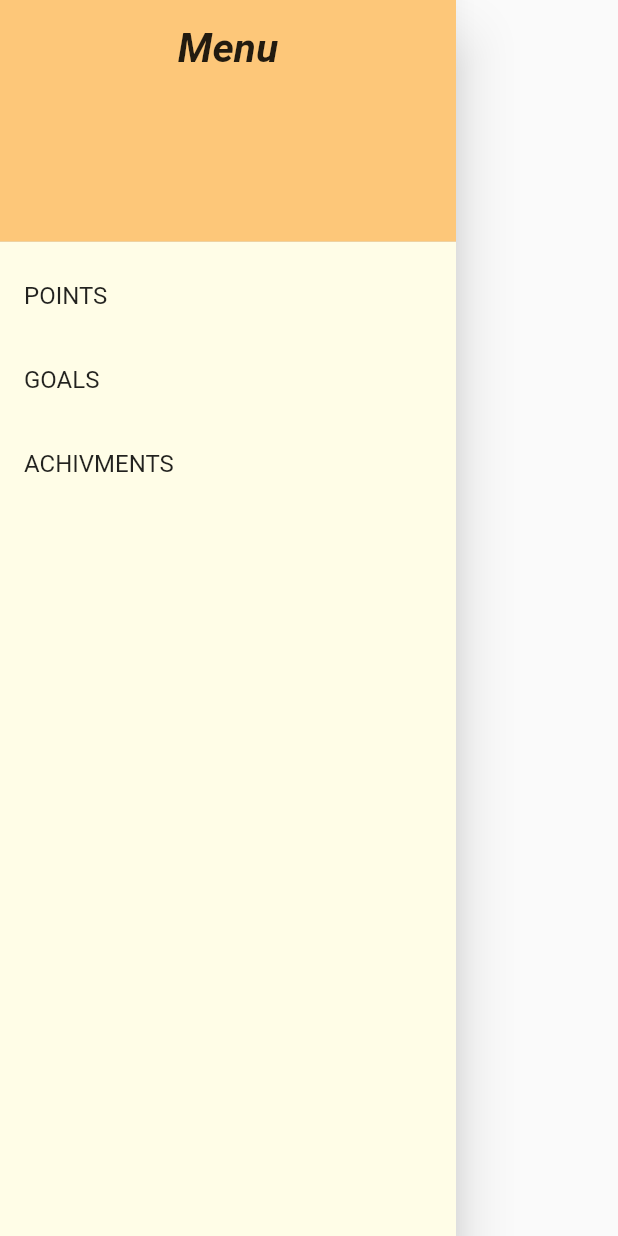
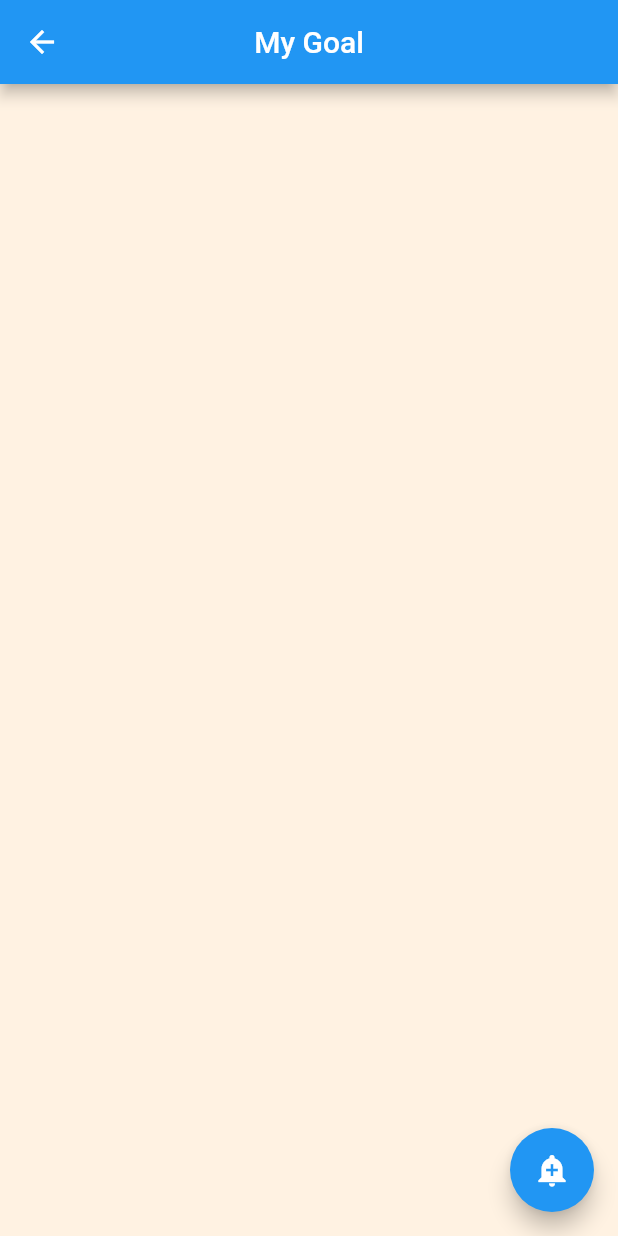
Before and after one commit to alkseiPV/RPG-in-your-Life, a Flutter app: what myDrawer() shows on an empty page, opened directly, after a tap on "GOALS", on a phone screen of 412 x 824 dp. Run offline on Flutter 3.47's test engine with Material 2 defaults, Android fonts, the phone set to English and light mode, and no system bars; our stand-ins replace dartz, equatable, flutter_bloc, get_it, hive, hive_flutter and 1 more; accounts and stored records are empty.

Commit message:
add Goal Screen

```diff
--- a/lib/data/datasources/hive_name.dart
+++ b/lib/data/datasources/hive_name.dart
@@ -1,4 +1,4 @@
 class HiveBoxes {
-  static String toGoal = 'goal_box';
+  static String toGoal = 'ss';
   static String toPoint= 'point_box';
 }
--- /dev/null
+++ b/lib/data/repositories/goal_repository_data.dart
@@ -0,0 +1,16 @@
+import 'package:dartz/dartz.dart';
+import 'package:mmorpg_life/core/failure.dart';
+import 'package:mmorpg_life/data/datasources/hive_goal.dart';
+import 'package:mmorpg_life/domain/entities/goal_entity.dart';
+import 'package:mmorpg_life/domain/repositories/goal_repository.dart';
+
+class GoalRepositoryImpl implements GoalRepository{
+  final HiveGoal hiveGoal;
+  GoalRepositoryImpl({required this.hiveGoal});
+
+  @override
+  Future<Either<Failure, List<GoalEntity>>> goalInitil()async{
+    final dataGoal = await hiveGoal.goalinit();
+    return Right(dataGoal);
+  }
+}
--- a/lib/domain/bloc/bloc_goal/bloc_goal_event.dart
+++ b/lib/domain/bloc/bloc_goal/bloc_goal_event.dart
@@ -0,0 +1,26 @@
+import 'package:equatable/equatable.dart';
+
+abstract class GoalEvent extends Equatable {
+  @override
+  List<Object?> get props => [];
+}
+
+class LoadGoalEvent extends GoalEvent {}
+
+class SubmitGoalEvent extends GoalEvent {
+  final String note;
+  final String task;
+  SubmitGoalEvent({required this.note, required this.task});
+}
+
+class CompleteGoalEvent extends GoalEvent{
+  final int index;
+
+  CompleteGoalEvent({required this.index});
+
+}
+
+class DismissGoalEvent extends GoalEvent{
+  final int index;
+  DismissGoalEvent({required this.index});
+}
--- a/lib/domain/bloc/bloc_goal/bloc_goal_state.dart
+++ b/lib/domain/bloc/bloc_goal/bloc_goal_state.dart
@@ -0,0 +1,18 @@
+import 'package:equatable/equatable.dart';
+import 'package:mmorpg_life/domain/entities/goal_entity.dart';
+
+abstract class GoalState extends Equatable {
+  @override
+  List<Object?> get props => [];
+}
+
+class LoadingGoalState extends GoalState {}
+
+class LoadedGoalState extends GoalState {
+  final List<GoalEntity> loadedGoal;
+  LoadedGoalState({required this.loadedGoal});
+  @override
+  List<Object?> get props => [loadedGoal];
+}
+
+class ErrorGoalstate extends GoalState {}
--- a/lib/domain/bloc/bloc_goal/bloc_goals.dart
+++ b/lib/domain/bloc/bloc_goal/bloc_goals.dart
@@ -0,0 +1,42 @@
+import 'package:flutter_bloc/flutter_bloc.dart';
+import 'package:mmorpg_life/domain/bloc/bloc_goal/bloc_goal_event.dart';
+import 'package:mmorpg_life/domain/bloc/bloc_goal/bloc_goal_state.dart';
+import 'package:mmorpg_life/domain/usecases/goalUsecases/add_goal.dart';
+import 'package:mmorpg_life/domain/usecases/goalUsecases/change_complete.dart';
+import 'package:mmorpg_life/domain/usecases/goalUsecases/diss_goal.dart';
+import 'package:mmorpg_life/domain/usecases/goalUsecases/get_goals.dart';
+
+class GoalBloc extends Bloc<GoalEvent, GoalState> {
+  final GetGoals getGoals;
+  final ChangeComplete changeComplete;
+  final AddGoalHive addGoalHive;
+  final DissGoal dissGoal;
+  GoalBloc(
+      {required this.getGoals,
+      required this.changeComplete,
+      required this.addGoalHive,
+      required this.dissGoal})
+      : super(LoadingGoalState()) {
+    on<LoadGoalEvent>((event, emit) async {
+      emit(LoadingGoalState());
+      try {
+        final boxg = await getGoals.callGoals();
+        print("ge");
+
+        emit(boxg.fold((failure) => ErrorGoalstate(),
+            (goal) => LoadedGoalState(loadedGoal: goal)));
+      } catch (e) {
+        print(e.toString());
+      }
+    });
+    on<CompleteGoalEvent>((event, emit) async {
+      changeComplete.changeCompleteElement(event.index);
+    });
+    on<SubmitGoalEvent>((event, emit) async {
+      addGoalHive.addGoalInHive(event.note, event.task);
+    });
+    on<DismissGoalEvent>((event, emit) async {
+      dissGoal.deleteGoal(event.index);
+    });
+  }
+}
--- /dev/null
+++ b/lib/domain/entities/goal_entity.dart
@@ -0,0 +1,16 @@
+import 'package:equatable/equatable.dart';
+
+class GoalEntity extends Equatable {
+  final String? task;
+  final String? note;
+   bool? complete;
+
+  GoalEntity({
+    required this.task,
+    required this.note,
+    required this.complete,
+  });
+
+  @override
+  List<Object?> get props => [task, note, complete];
+}
--- /dev/null
+++ b/lib/domain/usecases/goalUsecases/add_goal.dart
@@ -0,0 +1,3 @@
+abstract class AddGoalHive{
+  Future addGoalInHive(String note, String task);
+}
--- /dev/null
+++ b/lib/domain/usecases/goalUsecases/change_complete.dart
@@ -0,0 +1,3 @@
+abstract class ChangeComplete {
+  Future changeCompleteElement(int indx);
+}
--- /dev/null
+++ b/lib/domain/usecases/goalUsecases/diss_goal.dart
@@ -0,0 +1,3 @@
+abstract class DissGoal {
+  Future deleteGoal(int index);
+}
--- /dev/null
+++ b/lib/domain/usecases/goalUsecases/get_goals.dart
@@ -0,0 +1,13 @@
+import 'package:dartz/dartz.dart';
+import 'package:mmorpg_life/core/failure.dart';
+import 'package:mmorpg_life/domain/entities/goal_entity.dart';
+import 'package:mmorpg_life/domain/repositories/goal_repository.dart';
+
+class GetGoals{
+  final GoalRepository goalRepository;
+  GetGoals(this.goalRepository);
+
+  Future<Either<Failure,List<GoalEntity>>> callGoals() async{
+    return await goalRepository.goalInitil();
+  }
+}
--- a/lib/main.dart
+++ b/lib/main.dart
@@ -1,6 +1,7 @@
 import 'package:flutter/material.dart';
 import 'package:flutter_bloc/flutter_bloc.dart';
 import 'package:hive_flutter/adapters.dart';
+import 'package:mmorpg_life/domain/bloc/bloc_goal/bloc_goals.dart';
 import 'package:mmorpg_life/domain/bloc/bloc_point/bloc_points.dart';
 
 import 'package:mmorpg_life/locator_service.dart' as di;
@@ -22,6 +23,7 @@ class MyApp extends StatelessWidget {
     return MultiBlocProvider(
         providers: [
           BlocProvider<PointBloc>(create: (context) => sl<PointBloc>()),
+          BlocProvider<GoalBloc>(create: (context)=> sl<GoalBloc>(),)
         ],
         child: MaterialApp(
           home: MenuScreen(),
--- /dev/null
+++ b/lib/presentation/pages/goals_screen.dart
@@ -0,0 +1,27 @@
+import 'package:flutter/material.dart';
+import 'package:mmorpg_life/common/colors_app.dart';
+import 'package:mmorpg_life/presentation/widgets/add_goal_widget.dart';
+import 'package:mmorpg_life/presentation/widgets/goal_list.dart';
+
+class GoalsScreen extends StatelessWidget {
+  const GoalsScreen({Key? key}) : super(key: key);
+
+  @override
+  Widget build(BuildContext context) {
+    return Scaffold(
+      backgroundColor: AppColors.mainBackgroundColor,
+      appBar: AppBar(
+        title: Text("My Goal"),
+        centerTitle: true,
+      ),
+      body: GoalList(),
+      floatingActionButton: FloatingActionButton(
+        child: Icon(Icons.add_alert),
+        onPressed: () {
+         Navigator.of(context)
+              .push(MaterialPageRoute(builder: (context) => AddGoal()));
+        },
+      ),
+    );
+  }
+}
--- a/lib/presentation/widgets/drawer_widget.dart
+++ b/lib/presentation/widgets/drawer_widget.dart
@@ -2,16 +2,20 @@
 
 import 'package:flutter/material.dart';
 import 'package:mmorpg_life/common/colors_app.dart';
+import 'package:mmorpg_life/domain/bloc/bloc_goal/bloc_goal_event.dart';
+import 'package:mmorpg_life/domain/bloc/bloc_goal/bloc_goals.dart';
 import 'package:mmorpg_life/domain/bloc/bloc_point/bloc_point_event.dart';
 import 'package:mmorpg_life/domain/bloc/bloc_point/bloc_points.dart';
 
 import 'package:mmorpg_life/presentation/pages/achivments_screen.dart';
+import 'package:mmorpg_life/presentation/pages/goals_screen.dart';
 
 import 'package:mmorpg_life/presentation/pages/points_screen.dart';
 import 'package:provider/src/provider.dart';
 
 Drawer myDrawer(BuildContext context) {
   final PointBloc userBloc = context.read<PointBloc>();
+  final GoalBloc userBlocGoal = context.read<GoalBloc>();
   return Drawer(
     backgroundColor: Colors.yellow[50],
     child: ListView(
@@ -47,8 +51,13 @@ Drawer myDrawer(BuildContext context) {
         ),
         ListTile(
           title: const Text('GOALS'),
-          onTap: () {
-
+          onTap: () async {
+            Route route =
+                MaterialPageRoute(builder: (context) => GoalsScreen());
+            Navigator.push(context, route);
+            Future.delayed(Duration(seconds: 1), () {
+              userBlocGoal.add(LoadGoalEvent());
+            });
           },
         ),
         ListTile(
--- /dev/null
+++ b/lib/presentation/widgets/goal_list.dart
@@ -0,0 +1,79 @@
+import 'package:flutter/material.dart';
+import 'package:flutter_bloc/flutter_bloc.dart';
+import 'package:mmorpg_life/domain/bloc/bloc_goal/bloc_goal_event.dart';
+import 'package:mmorpg_life/domain/bloc/bloc_goal/bloc_goal_state.dart';
+import 'package:mmorpg_life/domain/bloc/bloc_goal/bloc_goals.dart';
+import 'package:mmorpg_life/domain/entities/goal_entity.dart';
+import 'package:mmorpg_life/presentation/widgets/shimmer_widget.dart';
+import 'package:provider/src/provider.dart';
+
+class GoalList extends StatelessWidget {
+  const GoalList({Key? key}) : super(key: key);
+
+  @override
+  Widget build(BuildContext context) {
+    final GoalBloc userBlocGoal = context.read<GoalBloc>();
+
+    return BlocBuilder<GoalBloc, GoalState>(
+      builder: (context, state) {
+        List<GoalEntity> goals = [];
+        if (state is LoadingGoalState) {
+          return ListView.builder(
+              itemCount: 8,
+              itemBuilder: (context, index) {
+                return ListTile(
+                  leading: ShimmerWidget.circular(
+                    width: 30,
+                    height: 30,
+                    shapeBorder: RoundedRectangleBorder(
+                        borderRadius: BorderRadius.circular(0)),
+                  ),
+                  title: ShimmerWidget.rectangular(
+                    height: 16,
+                    width: 45,
+                  ),
+                  subtitle: ShimmerWidget.rectangular(
+                    height: 12,
+                    width: 70,
+                  ),
+                );
+              });
+        } else if (state is LoadedGoalState) {
+          goals = state.loadedGoal;
+        }
+        return ListView.separated(
+            itemBuilder: (context, index) {
+              return Dismissible(
+                  key: Key('${goals[index]}'),
+                  child: GestureDetector(
+                    child: ListTile(
+                      title: Text('${goals[index].task}'),
+                      subtitle: Text('${goals[index].note}'),
+                      leading: IconButton(
+                        icon: goals[index].complete!
+                            ? Icon(Icons.check_box)
+                            : Icon(Icons.check_box_outline_blank),
+                        onPressed: () {
+                          userBlocGoal.add(CompleteGoalEvent(index: index));
+
+                          userBlocGoal.add(LoadGoalEvent());
+                          print(goals[index].complete);
+                        },
+                      ),
+                    ),
+                  ),
+                  onDismissed: (direction) async {
+                  userBlocGoal.add(DismissGoalEvent(index: goals.indexOf(goals[index])));
+                  userBlocGoal.add(LoadGoalEvent());
+                },);
+            },
+            separatorBuilder: (context, index) {
+              return Divider(
+                color: Colors.orange,
+              );
+            },
+            itemCount: goals.length);
+      },
+    );
+  }
+}
--- a/lib/presentation/widgets/point_list.dart
+++ b/lib/presentation/widgets/point_list.dart
@@ -6,7 +6,7 @@ import 'package:mmorpg_life/domain/bloc/bloc_point/bloc_points.dart';
 import 'package:mmorpg_life/domain/entities/point_entity.dart';
 import 'package:mmorpg_life/presentation/widgets/change_box_point.dart';
 import 'package:mmorpg_life/presentation/widgets/shimmer_widget.dart';
-import 'package:shimmer/shimmer.dart';
+
 
 
 class PointList extends StatelessWidget {
```
Also changed, not shown: lib/data/datasources/hive_goal.dart (added, +57 -0 lines), lib/data/models/goal_model.dart (added, +24 -0 lines), lib/domain/repositories/goal_repository.dart (added, +7 -0 lines), lib/locator_service.dart (+23 -0 lines), lib/presentation/widgets/add_goal_widget.dart (added, +82 -0 lines), lib/data/models/goal_model.g.dart (added).
